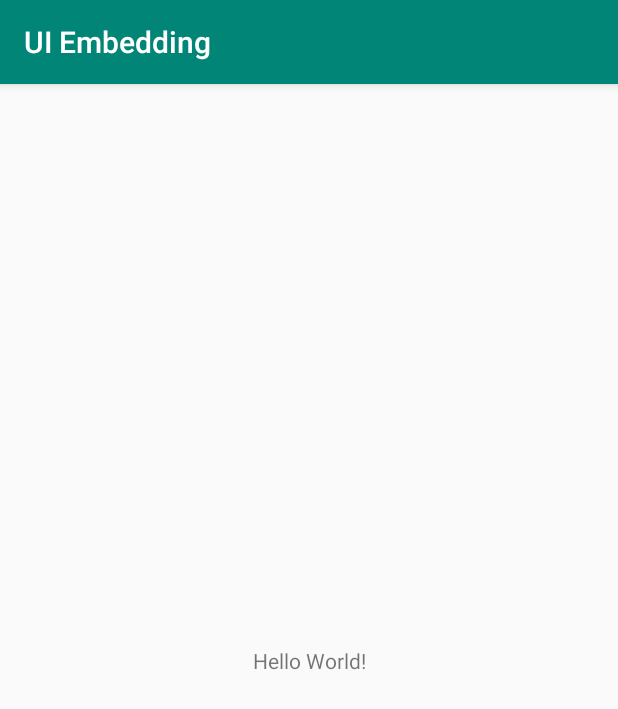
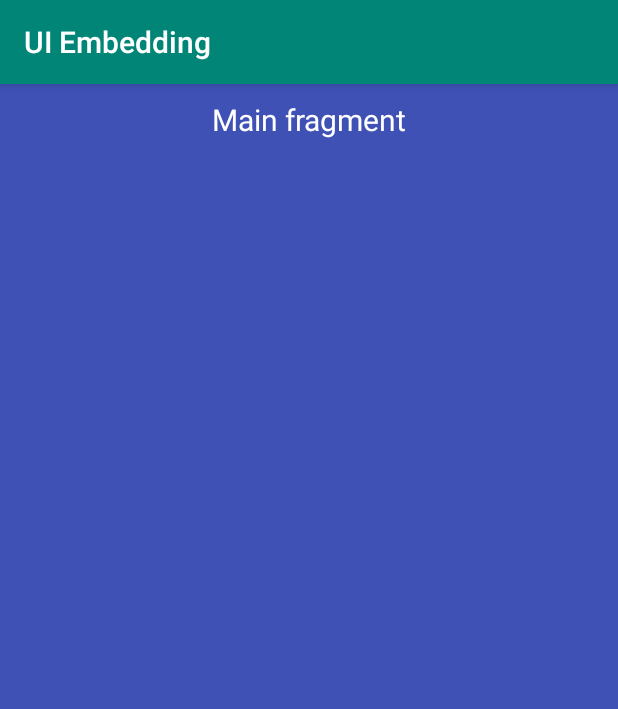
Before and after one commit to RedLann/UIEmbedding, an Android app: the screen it shows after launch (MainActivity), on a phone screen of 412 x 824 dp. Shown: the top 709 px of the screen. Run offline under Robolectric (Android 15) with nearby library versions, the phone set to English and light mode, and no system bars.

Commit message:
added fragment to sample activity

```diff
--- a/app/build.gradle
+++ b/app/build.gradle
@@ -33,4 +33,5 @@ dependencies {
     testImplementation 'junit:junit:4.12'
     androidTestImplementation 'androidx.test.ext:junit:1.1.1'
     androidTestImplementation 'androidx.test.espresso:espresso-core:3.2.0'
+    implementation project(path: ':embedded-ui')
 }
--- a/app/src/main/res/layout/activity_main.xml
+++ b/app/src/main/res/layout/activity_main.xml
@@ -6,13 +6,11 @@
     android:layout_height="match_parent"
     tools:context=".MainActivity">
 
-    <TextView
-        android:layout_width="wrap_content"
-        android:layout_height="wrap_content"
-        android:text="Hello World!"
-        app:layout_constraintBottom_toBottomOf="parent"
-        app:layout_constraintLeft_toLeftOf="parent"
-        app:layout_constraintRight_toRightOf="parent"
-        app:layout_constraintTop_toTopOf="parent" />
+    <fragment
+        android:id="@+id/embedded"
+        android:name="com.vidi.embedded_ui.EmbeddedFragment"
+        android:layout_width="match_parent"
+        android:layout_height="match_parent"
+        />
 
 </androidx.constraintlayout.widget.ConstraintLayout>
```
